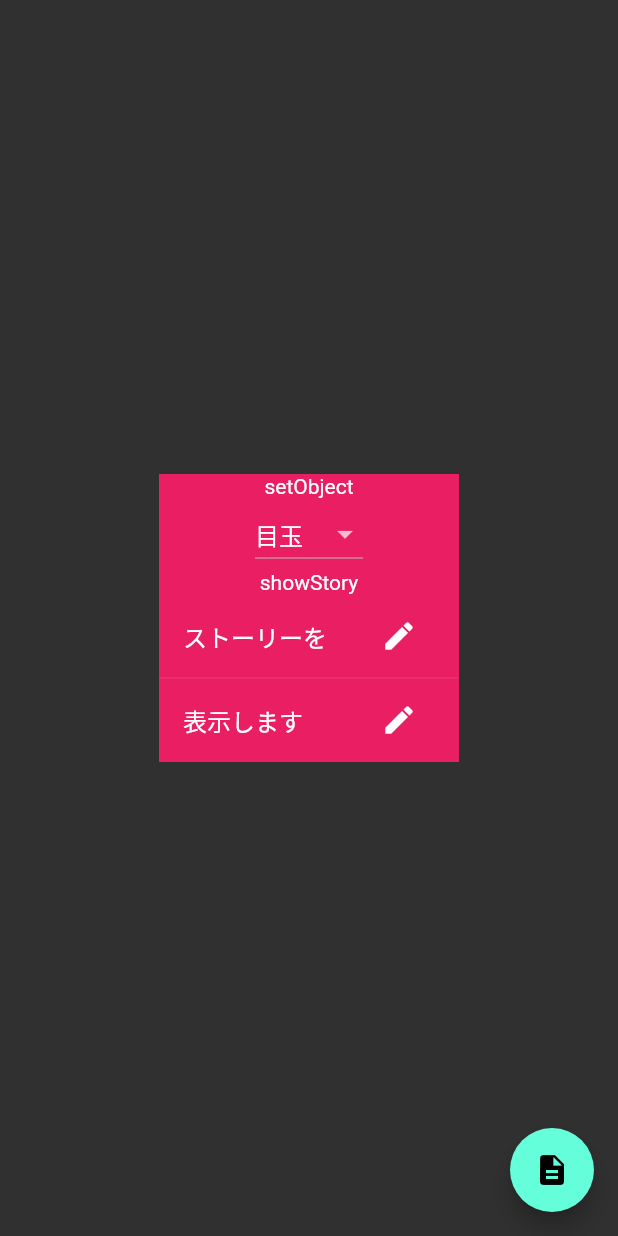
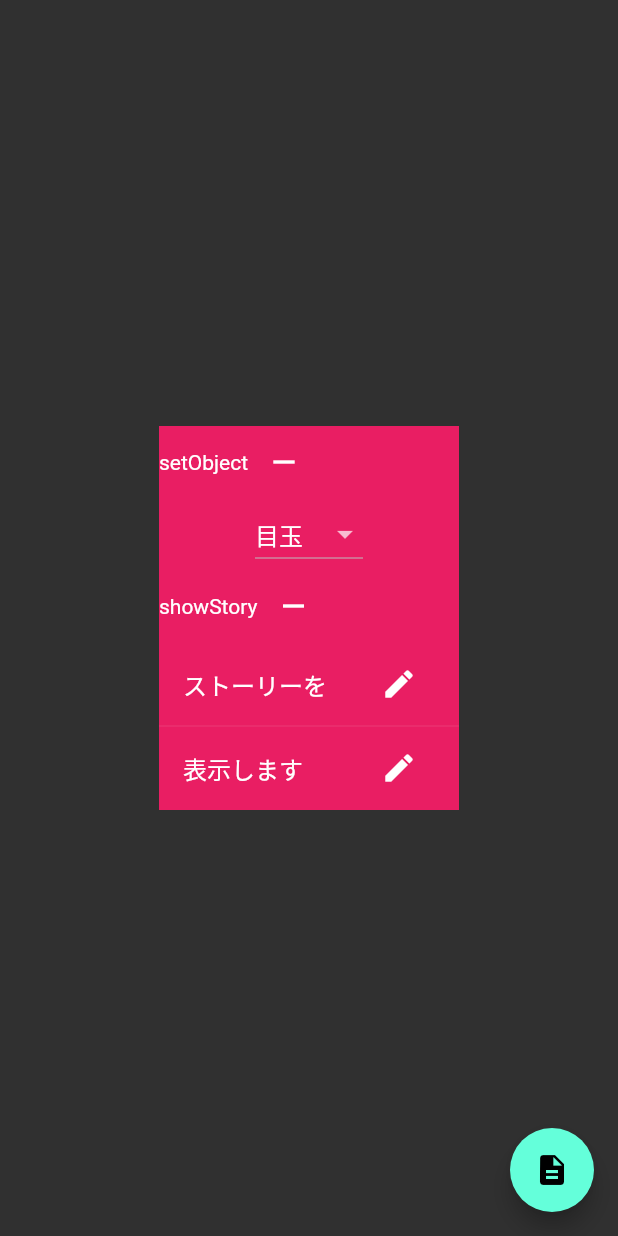
Before and after one commit to sinano1107/Yonaki, a Flutter app: the ProgramScreen screen opened by its route, on a phone screen of 412 x 824 dp. Run offline on Flutter 3.47's test engine with Material 2 defaults, Android fonts, the light colour scheme and no system bars; our stand-ins replace animated_text_kit, latlong, location; missing offline and left inert: flutter_unity_widget.

Commit message:
[add] ユーザーのプログラムを動かす機能を追加

```diff
--- a/lib/models/program.dart
+++ b/lib/models/program.dart
@@ -40,7 +40,7 @@ class Program {
   }
 
   // このクラスを編集できるWidgetを返す
-  Widget generateWidget() {
+  Widget generateWidget(Function removeMe) {
     List<Widget> paramWidgets = [];
     this.params.forEach((name, param) {
       Widget answer;
@@ -71,7 +71,15 @@ class Program {
       color: Colors.pink,
       child: Column(
         children: <Widget>[
-              Text(this.process),
+              Row(
+                children: [
+                  Text(this.process),
+                  IconButton(
+                    icon: Icon(Icons.remove),
+                    onPressed: () => removeMe(),
+                  ),
+                ],
+              ),
             ] +
             paramWidgets,
       ),
--- a/lib/screens/program_screen.dart
+++ b/lib/screens/program_screen.dart
@@ -1,9 +1,15 @@
 import 'package:flutter/material.dart';
 import 'package:yonaki/models/program.dart';
+import 'package:yonaki/screens/ar_screen.dart';
 
-class ProgramScreen extends StatelessWidget {
+class ProgramScreen extends StatefulWidget {
   static const String id = 'program';
 
+  @override
+  _ProgramScreenState createState() => _ProgramScreenState();
+}
+
+class _ProgramScreenState extends State<ProgramScreen> {
   final List<dynamic> programs = [
     SetObject(),
     ShowStory(),
@@ -30,7 +36,13 @@ class ProgramScreen extends StatelessWidget {
 
     programs.forEach((element) {
       answer.add(
-        element.program.generateWidget(),
+        element.program.generateWidget(
+            () {
+              setState(() {
+                programs.remove(element);
+              });
+            },
+        ),
       );
     });
 
@@ -46,6 +58,6 @@ class ProgramScreen extends StatelessWidget {
       );
     });
 
-    print(answer.toString());
+    Navigator.pushNamed(context, ARScreen.id, arguments: ARScreenArgument(answer));
   }
 }
```
Also changed, not shown: lib/screens/ar_screen.dart (+20 -8 lines), lib/screens/walk_screen.dart (+5 -4 lines).
